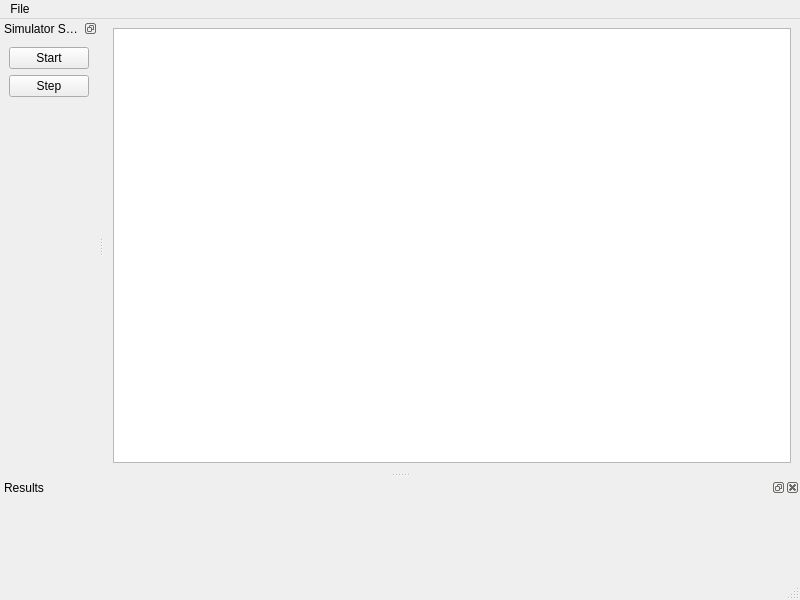
Qt form src/gui/wsnsim.ui (raxter/WSN_SWEB_sim) before a commit.
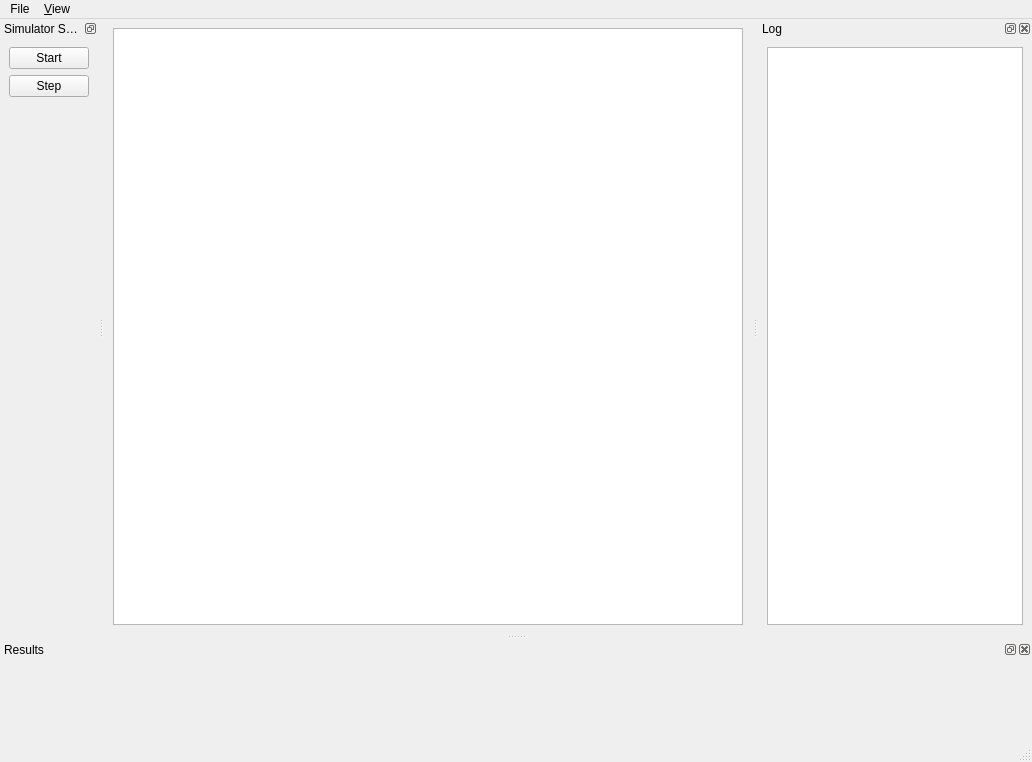
The same form after that commit.

```diff
--- a/src/gui/wsnsim.ui
+++ b/src/gui/wsnsim.ui
@@ -5,16 +5,16 @@
    <rect>
     <x>0</x>
     <y>0</y>
-    <width>800</width>
-    <height>600</height>
+    <width>1032</width>
+    <height>762</height>
    </rect>
   </property>
   <property name="windowTitle" >
    <string>WSN Simulator</string>
   </property>
   <widget class="QWidget" name="centralwidget" >
-   <layout class="QGridLayout" name="gridLayout" >
-    <item row="0" column="0" >
+   <layout class="QHBoxLayout" name="horizontalLayout" >
+    <item>
      <widget class="QGraphicsView" name="WSNgraphicsView" />
     </item>
    </layout>
@@ -24,7 +24,7 @@
     <rect>
      <x>0</x>
      <y>0</y>
-     <width>800</width>
+     <width>1032</width>
      <height>22</height>
     </rect>
    </property>
@@ -35,7 +35,16 @@
     <addaction name="separator" />
     <addaction name="actionQuit" />
    </widget>
+   <widget class="QMenu" name="menu_View" >
+    <property name="title" >
+     <string>&amp;View</string>
+    </property>
+    <addaction name="actionSettings" />
+    <addaction name="actionResults" />
+    <addaction name="actionLog" />
+   </widget>
    <addaction name="menuFile" />
+   <addaction name="menu_View" />
   </widget>
   <widget class="QStatusBar" name="statusbar" />
   <widget class="QDockWidget" name="optionsDockWidget" >
@@ -95,6 +104,25 @@
    </attribute>
    <widget class="QWidget" name="dockWidgetContents_2" />
   </widget>
+  <widget class="QDockWidget" name="logDockWidget" >
+   <property name="windowTitle" >
+    <string>Log</string>
+   </property>
+   <attribute name="dockWidgetArea" >
+    <number>2</number>
+   </attribute>
+   <widget class="QWidget" name="dockWidgetContents_3" >
+    <layout class="QVBoxLayout" name="verticalLayout_2" >
+     <item>
+      <widget class="QTextEdit" name="textEdit" >
+       <property name="readOnly" >
+        <bool>true</bool>
+       </property>
+      </widget>
+     </item>
+    </layout>
+   </widget>
+  </widget>
   <action name="actionQuit" >
    <property name="text" >
     <string>Quit</string>
```
Left out of the diff: 70 changed lines with no effect on the pictures.
